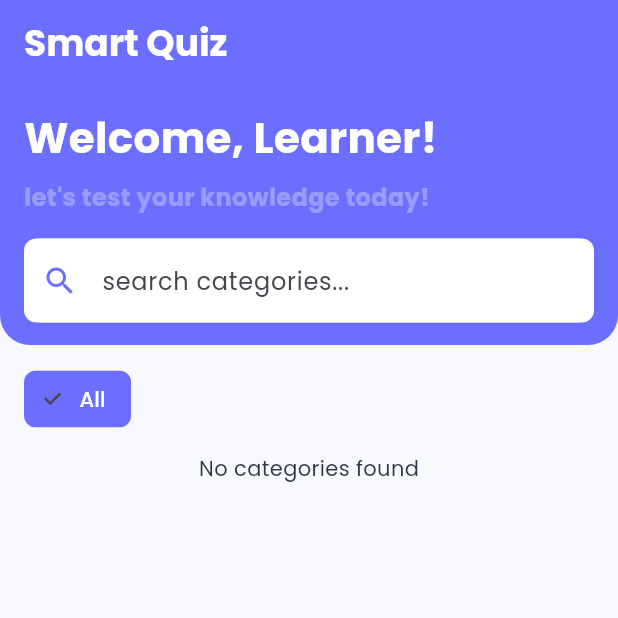
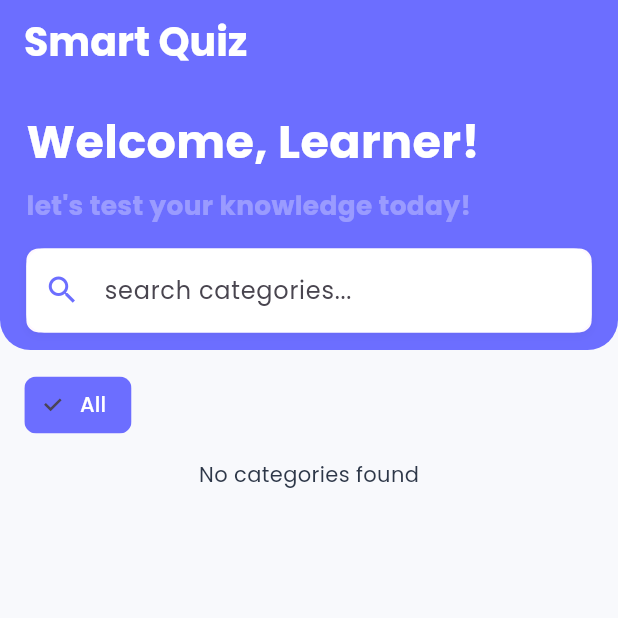
Before and after one commit to SalahFathy25/quiz_app_with_admin_dashboard, a Flutter app: the screen it shows once a user with an empty profile is signed in, on a phone screen of 412 x 824 dp, the top half of it. Run offline on Flutter 3.47's test engine with Material 3 defaults, Android fonts, the phone set to English and light mode, and no system bars; our stand-ins replace cloud_firestore, easy_localization, equatable, firebase_auth, firebase_core, flutter_animate and 6 more; accounts and stored records are empty.

Commit message:
review and edit localization and responsive

```diff
--- a/lib/view/user/home_screen.dart
+++ b/lib/view/user/home_screen.dart
@@ -1,6 +1,8 @@
+import 'package:easy_localization/easy_localization.dart';
 import 'package:flutter/material.dart';
 import 'package:flutter_animate/flutter_animate.dart';
 import 'package:flutter_bloc/flutter_bloc.dart';
+import 'package:flutter_screenutil/flutter_screenutil.dart';
 import 'package:quiz_app/logic/home/home_cubit.dart';
 import 'package:quiz_app/logic/home/home_state.dart';
 import 'package:quiz_app/model/category.dart';
@@ -50,22 +52,22 @@ class _HomeScreenState extends State<HomeScreen> {
 
   SliverAppBar _buildSliverAppBar(HomeState state) {
     return SliverAppBar(
-      expandedHeight: 230,
+      expandedHeight: 230.h,
       pinned: true,
       floating: true,
       centerTitle: false,
       backgroundColor: Theme.of(context).primaryColor,
       elevation: 0,
-      shape: const RoundedRectangleBorder(
+      shape: RoundedRectangleBorder(
         borderRadius: BorderRadius.only(
-          bottomLeft: Radius.circular(20),
-          bottomRight: Radius.circular(20),
+          bottomLeft: Radius.circular(20.r),
+          bottomRight: Radius.circular(20.r),
         ),
       ),
-      title: const Text(
+      title: Text(
         'Smart Quiz',
         style: TextStyle(
-          fontSize: 24,
+          fontSize: 24.sp,
           fontWeight: FontWeight.bold,
           color: Colors.white,
         ),
@@ -74,30 +76,30 @@ class _HomeScreenState extends State<HomeScreen> {
         background: SafeArea(
           child: Column(
             children: [
-              const SizedBox(height: kToolbarHeight + 16),
+              SizedBox(height: kToolbarHeight + 16.h),
               Padding(
-                padding: const EdgeInsets.symmetric(horizontal: 16),
+                padding: EdgeInsets.symmetric(horizontal: 16.w),
                 child: Column(
                   crossAxisAlignment: CrossAxisAlignment.start,
                   children: [
-                    const Text(
-                      'Welcome, Learner!',
+                    Text(
+                      'welcome_learner'.tr(),
                       style: TextStyle(
-                        fontSize: 28,
+                        fontSize: 28.sp,
                         fontWeight: FontWeight.bold,
                         color: Colors.white,
                       ),
                     ),
-                    const SizedBox(height: 8),
+                    SizedBox(height: 8.h),
                     Text(
-                      "let's test your knowledge today!",
+                      "lets_test_knowledge".tr(),
                       style: TextStyle(
-                        fontSize: 16,
+                        fontSize: 16.sp,
                         fontWeight: FontWeight.bold,
                         color: Colors.white.withAlpha(80),
                       ),
                     ),
-                    const SizedBox(height: 16),
+                    SizedBox(height: 16.h),
                     _buildSearchBar(state),
                   ],
                 ),
@@ -114,19 +116,19 @@ class _HomeScreenState extends State<HomeScreen> {
     return Container(
       decoration: BoxDecoration(
         color: Theme.of(context).cardColor,
-        borderRadius: BorderRadius.circular(8),
+        borderRadius: BorderRadius.circular(8.r),
         boxShadow: [
           BoxShadow(
             color: Colors.black.withAlpha(10),
-            blurRadius: 4,
-            offset: const Offset(0, 2),
+            blurRadius: 4.r,
+            offset: Offset(0, 2.h),
           ),
         ],
       ),
       child: TextField(
         controller: _searchController,
         decoration: InputDecoration(
-          hintText: "search categories...",
+          hintText: "search_categories".tr(),
           prefixIcon: Icon(Icons.search, color: Theme.of(context).primaryColor),
           suffixIcon: _searchController.text.isNotEmpty
               ? IconButton(
@@ -148,15 +150,15 @@ class _HomeScreenState extends State<HomeScreen> {
   SliverToBoxAdapter _buildCategoryFilters(HomeLoaded state) {
     return SliverToBoxAdapter(
       child: Container(
-        margin: const EdgeInsets.all(16),
-        height: 40,
+        margin: EdgeInsets.all(16.r),
+        height: 40.h,
         child: ListView.builder(
           scrollDirection: Axis.horizontal,
           itemCount: state.categoryFilters.length,
           itemBuilder: (context, index) {
             final filter = state.categoryFilters[index];
             return Padding(
-              padding: const EdgeInsets.only(right: 8),
+              padding: EdgeInsets.only(right: 8.w),
               child: ChoiceChip(
                 label: Text(
                   filter,
@@ -197,7 +199,7 @@ class _HomeScreenState extends State<HomeScreen> {
         return SliverToBoxAdapter(
           child: Center(
             child: Text(
-              'No categories found',
+              'no_categories_found'.tr(),
               style: TextStyle(
                 color: Theme.of(context).textTheme.bodySmall?.color,
               ),
@@ -206,18 +208,18 @@ class _HomeScreenState extends State<HomeScreen> {
         );
       }
       return SliverPadding(
-        padding: const EdgeInsets.all(16),
+        padding: EdgeInsets.all(16.r),
         sliver: SliverGrid(
           delegate: SliverChildBuilderDelegate(
             (context, index) =>
                 _buildCategoryCard(state.filteredCategories[index], index),
             childCount: state.filteredCategories.length,
           ),
-          gridDelegate: const SliverGridDelegateWithFixedCrossAxisCount(
+          gridDelegate: SliverGridDelegateWithFixedCrossAxisCount(
             crossAxisCount: 2,
-            mainAxisSpacing: 16,
+            mainAxisSpacing: 16.h,
             childAspectRatio: 0.8,
-            crossAxisSpacing: 16,
+            crossAxisSpacing: 16.w,
           ),
         ),
       );
@@ -229,10 +231,10 @@ class _HomeScreenState extends State<HomeScreen> {
     return Card(
           elevation: 0,
           shape: RoundedRectangleBorder(
-            borderRadius: BorderRadius.circular(16),
+            borderRadius: BorderRadius.circular(16.r),
           ),
           child: InkWell(
-            borderRadius: BorderRadius.circular(16),
+            borderRadius: BorderRadius.circular(16.r),
             onTap: () {
               Navigator.pushNamed(
                 context,
@@ -241,31 +243,34 @@ class _HomeScreenState extends State<HomeScreen> {
               );
             },
             child: Container(
-              padding: const EdgeInsets.all(16),
+              padding: EdgeInsets.all(16.r),
               child: Column(
                 mainAxisAlignment: MainAxisAlignment.center,
                 children: [
                   Container(
-                    padding: const EdgeInsets.all(16),
+                    padding: EdgeInsets.all(16.r),
                     decoration: BoxDecoration(
                       color: Theme.of(context).primaryColor.withAlpha(10),
-                      borderRadius: BorderRadius.circular(12),
+                      borderRadius: BorderRadius.circular(12.r),
                     ),
                     child: Icon(
                       Icons.quiz,
-                      size: 48,
+                      size: 48.sp,
                       color: Theme.of(context).primaryColor,
                     ),
                   ),
-                  const SizedBox(height: 16),
+                  SizedBox(height: 16.h),
                   Text(
                     category.name,
                     style: Theme.of(context).textTheme.titleLarge?.copyWith(
                       fontWeight: FontWeight.bold,
+                      fontSize: Theme.of(
+                        context,
+                      ).textTheme.titleLarge?.fontSize?.sp,
                     ),
                     textAlign: TextAlign.center,
                   ),
-                  const SizedBox(height: 8),
+                  SizedBox(height: 8.h),
                   Text(
                     category.description,
                     style: Theme.of(context).textTheme.bodyMedium,
```
Also changed, not shown: assets/translations/ar.json (+24 -1 lines), assets/translations/en.json (+24 -1 lines), lib/view/user/category_screen.dart (+42 -35 lines), lib/view/user/quiz_play_screen.dart (+30 -28 lines), lib/view/user/quiz_result_screen.dart (+48 -46 lines).
